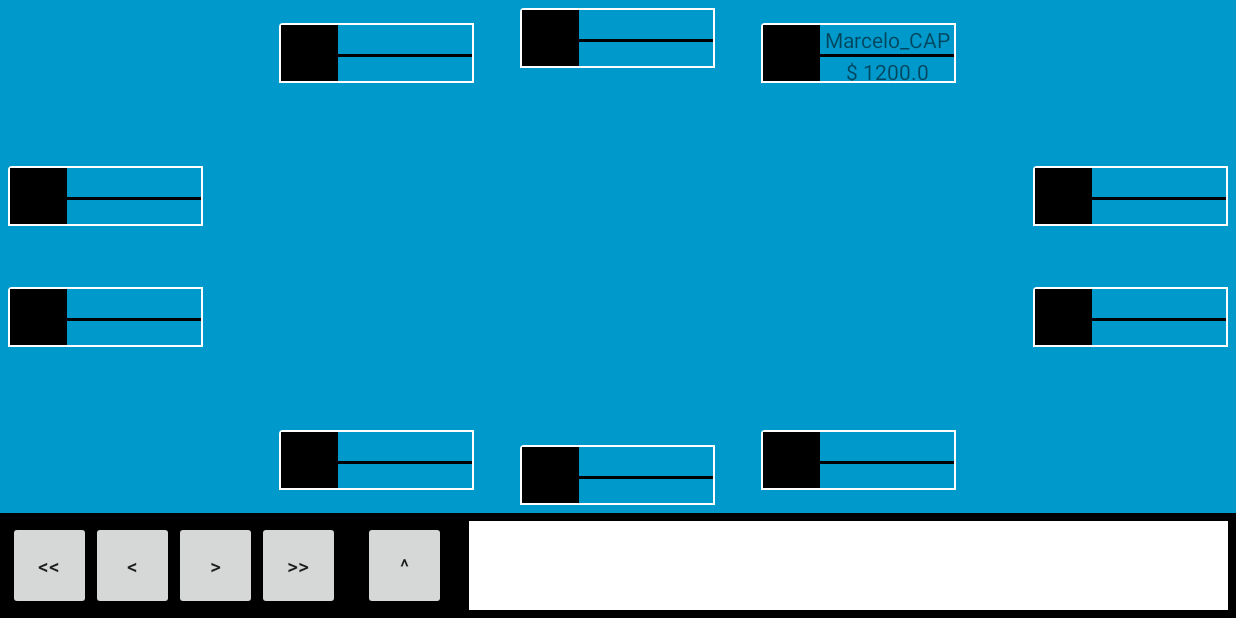
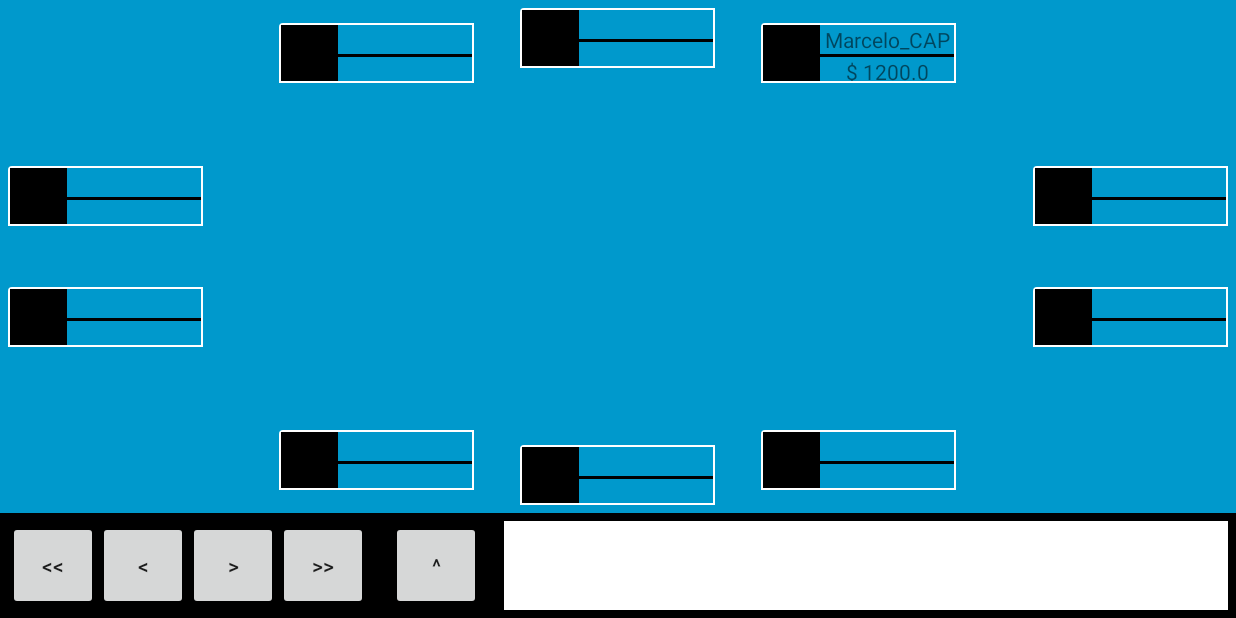
Before and after one commit to capivaraec/poker-replayer, an Android app: the screen it shows after launch (MainActivity), on a phone screen of 824 x 412 dp (held sideways). Run offline under Robolectric (Android 15) with nearby library versions, the phone set to English and light mode, and no system bars.

Commit message:
Correção dimensão do botão

```diff
--- a/app/src/main/java/com/capivaraec/pokerreplayer/filebrowser/FileBrowserActivity.java
+++ b/app/src/main/java/com/capivaraec/pokerreplayer/filebrowser/FileBrowserActivity.java
@@ -86,6 +86,10 @@ public class FileBrowserActivity extends Activity {
 	private void showDirectory() {
 		files = currentDirectory.listFiles(filter);
 
+		if (files == null) {
+            files = new File[0];
+        }
+
         FileBrowserAdapter adapter = new FileBrowserAdapter(FileBrowserActivity.this, files);
 		listView.setAdapter(adapter);
 
--- a/app/src/main/res/layout/player.xml
+++ b/app/src/main/res/layout/player.xml
@@ -1,6 +1,7 @@
 <?xml version="1.0" encoding="utf-8"?>
 <LinearLayout xmlns:android="http://schemas.android.com/apk/res/android"
-    android:orientation="horizontal" android:layout_width="@dimen/player_width"
+    android:orientation="horizontal"
+    android:layout_width="@dimen/player_width"
     android:layout_height="@dimen/player_height"
     android:padding="@dimen/player_padding"
     android:layout_margin="@dimen/player_margin"
--- a/app/src/main/res/values-large/dimen.xml
+++ b/app/src/main/res/values-large/dimen.xml
@@ -1,6 +1,6 @@
 <?xml version="1.0" encoding="utf-8"?>
 <resources>
-    <dimen name="button_width">69dp</dimen>
+    <dimen name="button_width">74dp</dimen>
     <dimen name="button_margin">19dp</dimen>
     <dimen name="handbar_height">88dp</dimen>
     <dimen name="handbar_padding">7dp</dimen>
--- a/app/src/main/res/values-normal/dimen.xml
+++ b/app/src/main/res/values-normal/dimen.xml
@@ -1,6 +1,6 @@
 <?xml version="1.0" encoding="utf-8"?>
 <resources>
-    <dimen name="button_width">55dp</dimen>
+    <dimen name="button_width">60dp</dimen>
     <dimen name="button_margin">15dp</dimen>
     <dimen name="handbar_height">70dp</dimen>
     <dimen name="handbar_padding">5dp</dimen>
--- a/app/src/main/res/values-small/dimen.xml
+++ b/app/src/main/res/values-small/dimen.xml
@@ -1,6 +1,6 @@
 <?xml version="1.0" encoding="utf-8"?>
 <resources>
-    <dimen name="button_width">42dp</dimen>
+    <dimen name="button_width">46dp</dimen>
     <dimen name="button_margin">12dp</dimen>
     <dimen name="handbar_height">54dp</dimen>
     <dimen name="handbar_padding">4dp</dimen>
--- a/app/src/main/res/values-xlarge/dimen.xml
+++ b/app/src/main/res/values-xlarge/dimen.xml
@@ -1,6 +1,6 @@
 <?xml version="1.0" encoding="utf-8"?>
 <resources>
-    <dimen name="button_width">83dp</dimen>
+    <dimen name="button_width">89dp</dimen>
     <dimen name="button_margin">23dp</dimen>
     <dimen name="handbar_height">105dp</dimen>
     <dimen name="handbar_padding">8dp</dimen>
```
